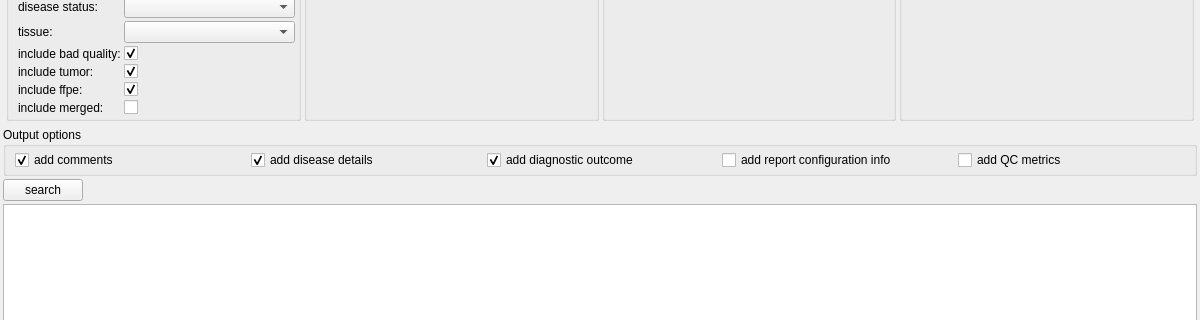
Above: src/GSvar/SampleSearchWidget.ui from imgag/ngs-bits before the change; both pictures show x 0 to 1200 and y 254 to 574 of the 1200 by 800 pixel window. Below: the same form after it.
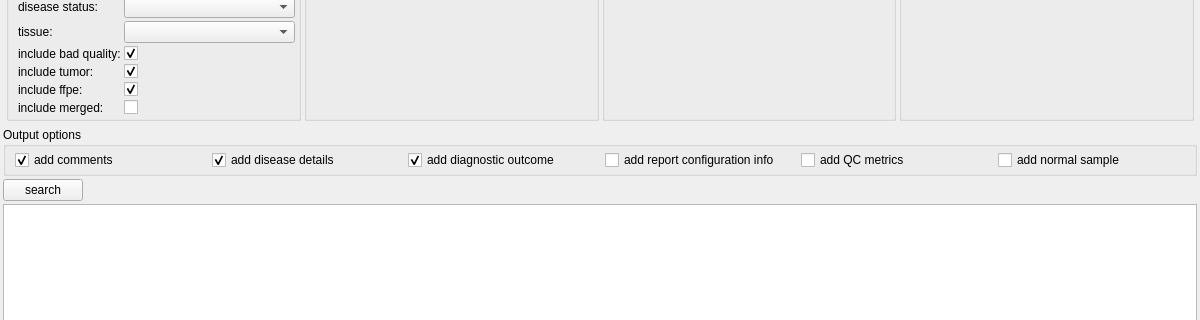
That is the form after the change. Icons and pictures are not drawn. Custom widgets are drawn as their Qt base class.

Commit message: NGSDExportSamples/GSvar: added parameter to add normal samples for tumor samples to sample search output table.

```diff
--- a/src/GSvar/SampleSearchWidget.ui
+++ b/src/GSvar/SampleSearchWidget.ui
@@ -530,6 +530,16 @@
         </property>
        </widget>
       </item>
+      <item row="0" column="6">
+       <widget class="QCheckBox" name="add_normal_sample">
+        <property name="toolTip">
+         <string>Normal germline sample associated to a tumor sample.</string>
+        </property>
+        <property name="text">
+         <string>add normal sample</string>
+        </property>
+       </widget>
+      </item>
      </layout>
     </widget>
    </item>
```
Left out of the diff: 34 changed lines with no effect on the pictures. The commit also changes 7 other files.
